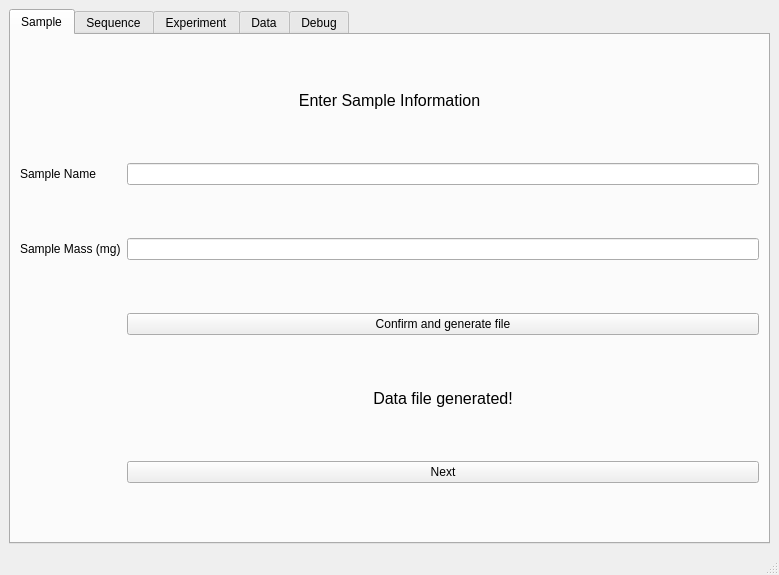
The window that GUI_pyQt/ui files/spectrometer_tabbed.ui (jhead96/NMR-spectrometer-GUI) describes before a commit, drawn with Qt 5.
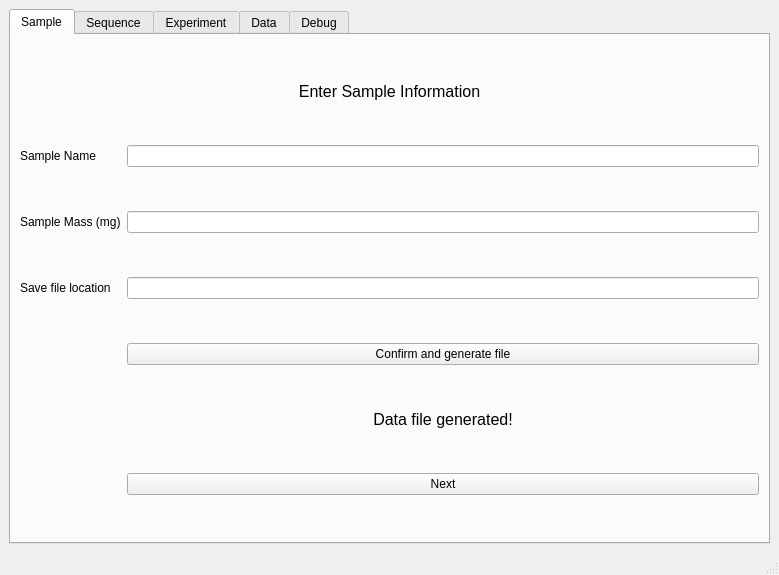
The same window after the commit. The open tabs and pages were chosen to show the change. Custom widgets are drawn as their Qt base class.

Commit message: Fixed object names in GUI. Redesigned 'Sample' tab layout

What changed in the file:
```diff
--- a/GUI_pyQt/ui files/spectrometer_tabbed.ui
+++ b/GUI_pyQt/ui files/spectrometer_tabbed.ui
@@ -87,13 +87,6 @@
           </property>
          </widget>
         </item>
-        <item row="3" column="1">
-         <widget class="QPushButton" name="pushButton">
-          <property name="text">
-           <string>Confirm and generate file</string>
-          </property>
-         </widget>
-        </item>
         <item row="1" column="1">
          <widget class="QLineEdit" name="sampleNameLineEdit"/>
         </item>
@@ -125,6 +118,23 @@
           </property>
          </widget>
         </item>
+        <item row="3" column="0">
+         <widget class="QLabel" name="saveFileLocLbl">
+          <property name="text">
+           <string>Save file location</string>
+          </property>
+         </widget>
+        </item>
+        <item row="4" column="1">
+         <widget class="QPushButton" name="genDataFileBtn">
+          <property name="text">
+           <string>Confirm and generate file</string>
+          </property>
+         </widget>
+        </item>
+        <item row="3" column="1">
+         <widget class="QLineEdit" name="SaveFileLocLineEdit"/>
+        </item>
        </layout>
       </widget>
       <widget class="QWidget" name="tab_seq">
```
Left out of the diff: 2 changed lines with no effect on the pictures. The commit also changes 2 other files.
